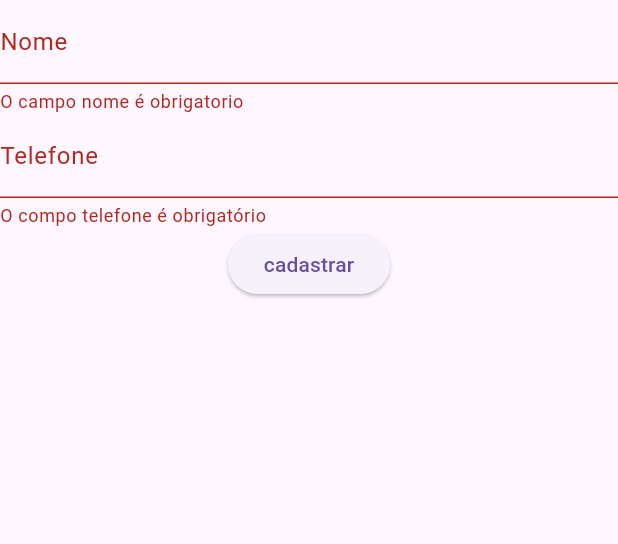
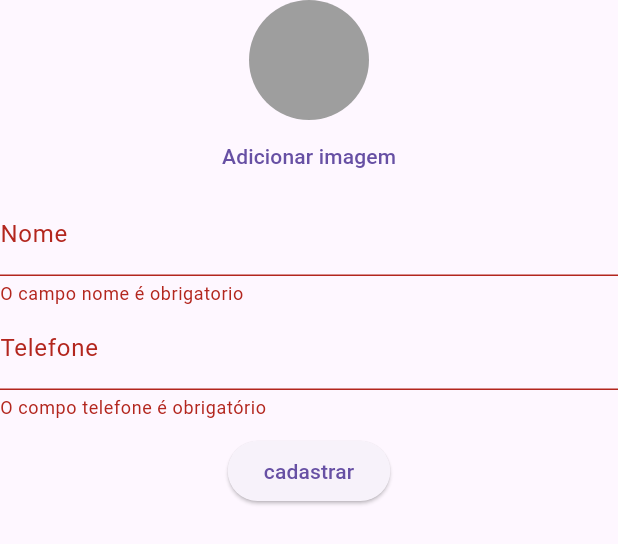
Before and after one commit to mbala-sadraue/flutter-estudos, a Flutter app: the Formulario widget shown alone on an empty page, opened directly, after a tap on "cadastrar", on a phone screen of 412 x 824 dp. Shown: the top 544 px of the screen. Run offline on Flutter 3.47's test engine with Material 3 defaults, Android fonts, the phone set to English and light mode, and no system bars; our stand-ins replace get, sqflite; accounts and stored records are empty.

Commit message:
criar imagem picker

```diff
--- a/database/lib/ui/componentes/form.dart
+++ b/database/lib/ui/componentes/form.dart
@@ -5,56 +5,61 @@ import 'package:get/get.dart';
 class Formulario extends StatelessWidget {
   Formulario({super.key});
 
-
-  final  TextEditingController nameController =TextEditingController();
+  final TextEditingController nameController = TextEditingController();
   final TextEditingController phoneController = TextEditingController();
   final userController = Get.put(UserController());
+  final _formKey = GlobalKey<FormState>();
   @override
   Widget build(BuildContext context) {
-    final _formKey  = GlobalKey<FormState>();
     return SingleChildScrollView(
       child: Form(
           key: _formKey,
-      child:
+          child: Column(
+            children: [
                Column(
                 children: [
+                 const   CircleAvatar(
+                    backgroundColor: Colors.grey,
+                    maxRadius: 40,
+                  ),
+                  TextButton(onPressed: (){}, child: const  Text("Adicionar imagem"))
+                ],
+              ),
               TextFormField(
-            decoration: const InputDecoration(
-              label: Text("Nome")
-            ),
-            validator: (value){
-
-              if(value == null || value.isEmpty ){
+                decoration: const InputDecoration(label: Text("Nome")),
+                validator: (value) {
+                  if (value == null || value.isEmpty) {
                     return "O campo nome é obrigatorio";
                   }
                   return null;
                 },
-            controller:nameController ,
+                controller: nameController,
               ),
               TextFormField(
-            decoration: const InputDecoration(
-              label: Text("Telefone")
-            ),
-            validator: (value){
-              if(value == null || value.isEmpty){
+                decoration: const InputDecoration(label: Text("Telefone")),
+                validator: (value) {
+                  if (value == null || value.isEmpty) {
                     return "O compo telefone é obrigatório";
                   }
                 },
-            controller:phoneController ,
+                controller: phoneController,
               ),
-          ElevatedButton(onPressed: () {
-            if(_formKey.currentState!.validate()){
-
-           userController.userCreate(nameController.text, phoneController.text);
+              const SizedBox(
+                height: 10,
+              ),
+              ElevatedButton(
+                onPressed: () {
+                  if (_formKey.currentState!.validate()) {
+                    userController.userCreate(
+                        nameController.text, phoneController.text);
                     nameController.clear();
                     phoneController.clear();
                   }
-          }, child: const  Text("cadastrar"))
+                },
+                child: const Text("cadastrar"),
+              )
             ],
           )),
     );
   }
-
-
-
 }
```
Lines whose indentation alone changed are shown as unchanged.
